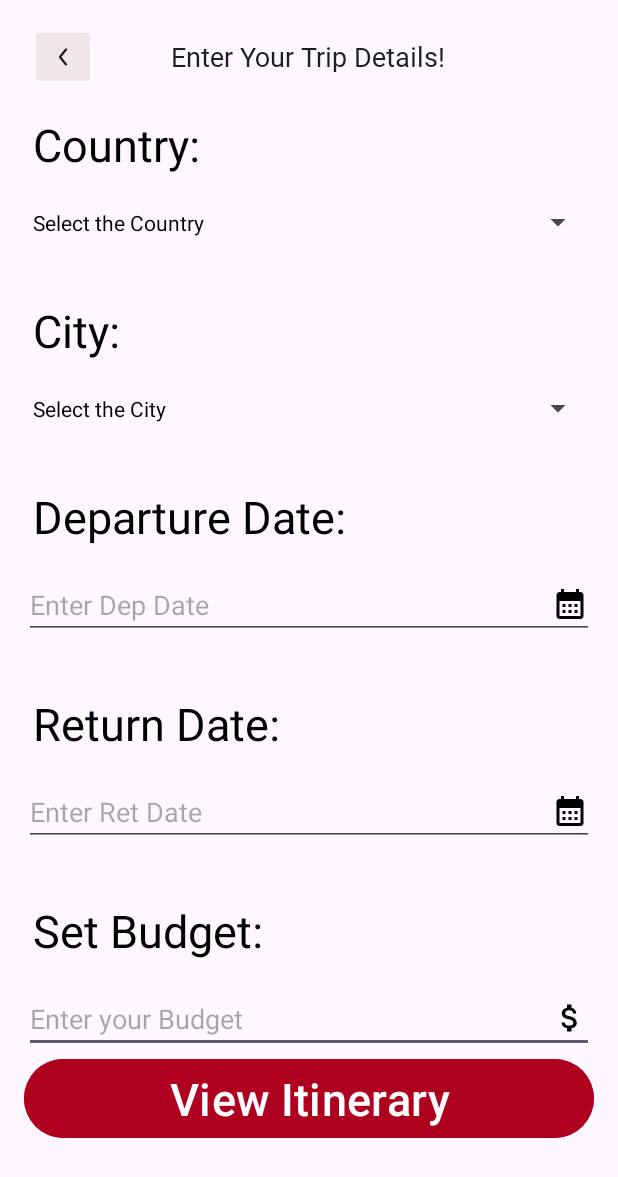
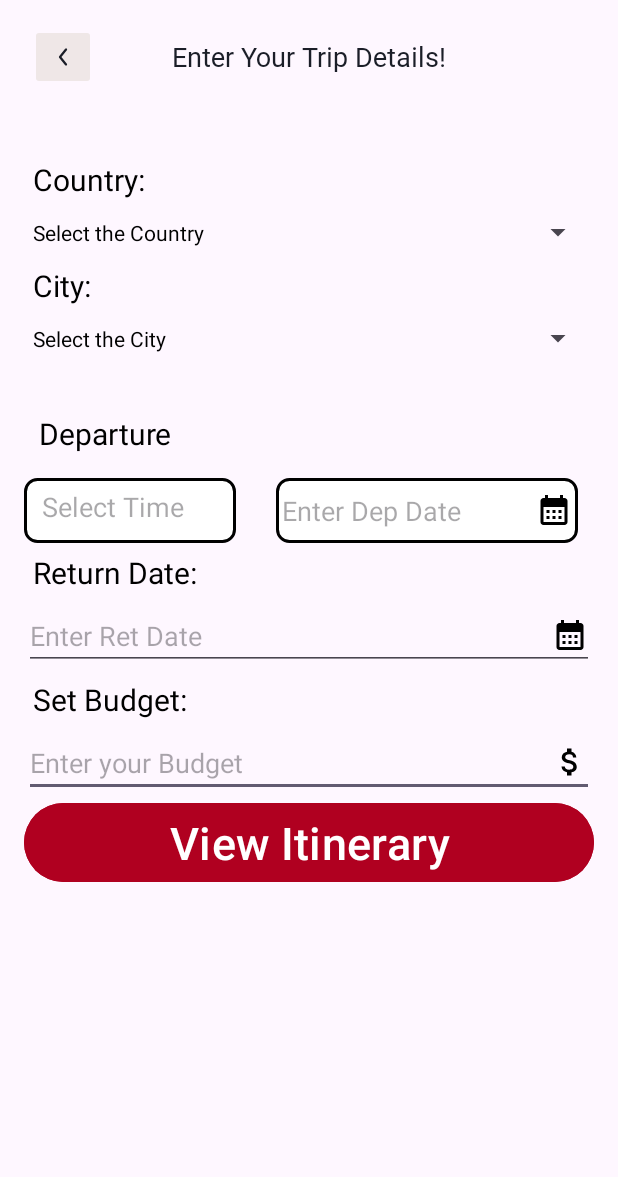
Before and after one commit to DaradMosa/mobile, an Android app: the TripPlannerGUI screen opened directly, with no data from a screen before it, on a phone screen of 412 x 824 dp. Shown: the top 1177 px of the screen. Run offline under Robolectric (Android 15) with nearby library versions, the phone set to English and light mode, and no system bars; Roboto replaces fonts that are not available here.

```diff
--- a/app/build.gradle.kts
+++ b/app/build.gradle.kts
@@ -43,7 +43,10 @@ dependencies {
     implementation(libs.play.services.maps)
     implementation(libs.places)
     implementation(libs.android.maps.utils)
-
+    implementation ("com.squareup.retrofit2:retrofit:2.9.0")
+    implementation ("com.squareup.retrofit2:converter-gson:2.9.0")
+    implementation ("com.squareup.okhttp3:logging-interceptor:4.9.3")
+// For JSON handling
 
 
     implementation(libs.appcompat)
--- /dev/null
+++ b/app/src/main/res/drawable/edit_text_border.xml
@@ -0,0 +1,13 @@
+<?xml version="1.0" encoding="utf-8"?>
+<shape xmlns:android="http://schemas.android.com/apk/res/android">
+    <solid android:color="#FFFFFF" /> <!-- Background color -->
+    <stroke
+        android:width="2dp"
+        android:color="#000000" /> <!-- Border color and width -->
+    <corners android:radius="8dp" /> <!-- Rounded corners (optional) -->
+    <padding
+        android:left="4dp"
+        android:top="4dp"
+        android:right="4dp"
+        android:bottom="4dp" />
+</shape>
--- a/app/src/main/res/layout/activity_trip_planner_gui.xml
+++ b/app/src/main/res/layout/activity_trip_planner_gui.xml
@@ -1,27 +1,22 @@
 <?xml version="1.0" encoding="utf-8"?>
-<RelativeLayout xmlns:android="http://schemas.android.com/apk/res/android"
+<androidx.constraintlayout.widget.ConstraintLayout xmlns:android="http://schemas.android.com/apk/res/android"
     xmlns:app="http://schemas.android.com/apk/res-auto"
     xmlns:tools="http://schemas.android.com/tools"
     android:id="@+id/main"
     android:layout_width="match_parent"
     android:layout_height="match_parent"
     tools:context=".MainActivity"
-    android:layout_marginHorizontal="16dp" >
+    android:layout_marginHorizontal="16dp">
 
     <ImageButton
         android:id="@+id/backBtn"
-        android:src="@drawable/arrow"
         android:layout_width="44dp"
         android:layout_height="44dp"
         android:layout_marginStart="4dp"
         android:layout_marginTop="16dp"
+        android:src="@drawable/arrow"
         android:backgroundTint="#EFE7E7"
         android:foregroundTint="#B3AFAF"
-        android:textAlignment="textStart"
-        android:textColor="#0D0C0C"
-        android:textColorLink="#0D0C0C"
-        android:textSize="20sp"
-        app:cornerRadius="100dp"
         app:layout_constraintStart_toStartOf="parent"
         app:layout_constraintTop_toTopOf="parent" />
 
@@ -42,120 +37,148 @@
 
     <TextView
         android:id="@+id/txtcountry"
-        android:layout_width="match_parent"
+        android:layout_width="0dp"
         android:layout_height="wrap_content"
-        android:layout_marginTop="70dp"
+        android:padding="6dp"
         android:text="Country:"
-        android:textSize="30dp"
-        android:padding="6dp"
         android:textColor="@color/black"
-        />
+        android:textSize="20dp"
+        app:layout_constraintEnd_toEndOf="parent"
+        app:layout_constraintStart_toStartOf="parent"
+        android:layout_marginTop="50dp"
+        app:layout_constraintTop_toBottomOf="@id/textView19" />
+
     <Spinner
         android:id="@+id/spincountry"
-        android:layout_width="match_parent"
+        android:layout_width="0dp"
         android:layout_height="wrap_content"
-        android:layout_below="@id/txtcountry"
-        android:layout_marginTop="10dp"
+        app:layout_constraintTop_toBottomOf="@id/txtcountry"
+        app:layout_constraintStart_toStartOf="parent"
+        app:layout_constraintEnd_toEndOf="parent" />
 
-        />
     <TextView
         android:id="@+id/txtcity"
-        android:layout_width="match_parent"
+        android:layout_width="0dp"
         android:layout_height="wrap_content"
-        android:layout_below="@id/spincountry"
-        android:layout_marginTop="30dp"
+        android:padding="6dp"
         android:text="City:"
-        android:textSize="30dp"
-        android:padding="6dp"
         android:textColor="@color/black"
-        />
+        android:textSize="20dp"
+        app:layout_constraintEnd_toEndOf="parent"
+        app:layout_constraintStart_toStartOf="parent"
+        app:layout_constraintTop_toBottomOf="@id/spincountry" />
 
     <Spinner
         android:id="@+id/spincity"
-        android:layout_width="match_parent"
+        android:layout_width="0dp"
         android:layout_height="wrap_content"
-        android:layout_below="@id/txtcity"
+        app:layout_constraintEnd_toEndOf="parent"
+        app:layout_constraintStart_toStartOf="parent"
+        app:layout_constraintTop_toBottomOf="@id/txtcity" />
+
+
+    <TextView
+        android:id="@+id/dep"
+        android:layout_width="wrap_content"
+        android:layout_height="wrap_content"
+        android:layout_marginTop="28dp"
+        android:padding="6dp"
+        android:text="Departure"
+        android:textColor="@color/black"
+        android:textSize="20dp"
+        app:layout_constraintEnd_toEndOf="parent"
+        app:layout_constraintHorizontal_bias="0.015"
+        app:layout_constraintStart_toStartOf="parent"
+        app:layout_constraintTop_toBottomOf="@id/spincity" />
+
+    <EditText
+        android:id="@+id/timePickerEditText"
+        android:layout_width="141dp"
+        android:layout_height="43dp"
         android:layout_marginTop="10dp"
+        android:background="@drawable/edit_text_border"
+        android:cursorVisible="false"
+        android:focusable="false"
+        android:hint="Select Time"
 
-        />
-    <TextView
-        android:id="@+id/txtdep"
-        android:layout_width="match_parent"
-        android:layout_height="wrap_content"
-        android:layout_below="@id/spincity"
-        android:layout_marginTop="30dp"
-        android:text="Departure Date:"
-        android:textSize="30dp"
-        android:padding="6dp"
-        android:textColor="@color/black"
-        />
-     <EditText
-         android:id="@+id/depcal"
-         android:hint="Enter Dep Date"
-         android:layout_width="match_parent"
-         android:drawableRight="@drawable/baseline_calendar_month_24"
-         android:clickable="false"
-         android:focusable="false"
-         android:cursorVisible="false"
-         android:layout_height="wrap_content"
-         android:layout_below="@+id/txtdep"
-         android:layout_marginTop="10dp"
-         />
+        android:padding="12dp"
+        app:layout_constraintStart_toStartOf="parent"
+        app:layout_constraintTop_toBottomOf="@+id/dep" />
+
+    <EditText
+        android:id="@+id/depcal"
+        android:layout_width="201dp"
+        android:layout_height="43dp"
+        android:layout_marginStart="16dp"
+        android:layout_marginTop="10dp"
+        android:background="@drawable/edit_text_border"
+        android:clickable="false"
+        android:cursorVisible="false"
+        android:drawableRight="@drawable/baseline_calendar_month_24"
+        android:focusable="false"
+        android:hint="Enter Dep Date"
+        app:layout_constraintEnd_toEndOf="parent"
+        app:layout_constraintStart_toEndOf="@+id/timePickerEditText"
+        app:layout_constraintTop_toBottomOf="@+id/dep" />
 
     <TextView
         android:id="@+id/txtret"
-        android:layout_width="match_parent"
+        android:layout_width="0dp"
         android:layout_height="wrap_content"
-        android:layout_below="@id/depcal"
-        android:layout_marginTop="30dp"
         android:padding="6dp"
         android:text="Return Date:"
         android:textColor="@color/black"
-        android:textSize="30dp" />
+        android:textSize="20dp"
+        app:layout_constraintEnd_toEndOf="parent"
+        app:layout_constraintStart_toStartOf="parent"
+        app:layout_constraintTop_toBottomOf="@id/depcal" />
 
     <EditText
         android:id="@+id/retcal"
+        android:layout_width="0dp"
+        android:layout_height="wrap_content"
         android:hint="Enter Ret Date"
-        android:layout_width="match_parent"
         android:drawableRight="@drawable/baseline_calendar_month_24"
         android:clickable="false"
         android:focusable="false"
         android:cursorVisible="false"
-        android:layout_height="wrap_content"
-        android:layout_below="@+id/txtret"
-        android:layout_marginTop="10dp"
-        />
+        app:layout_constraintTop_toBottomOf="@id/txtret"
+        app:layout_constraintStart_toStartOf="parent"
+        app:layout_constraintEnd_toEndOf="parent"
+     />
+
     <TextView
         android:id="@+id/bud"
-        android:layout_width="match_parent"
+        android:layout_width="0dp"
         android:layout_height="wrap_content"
-        android:layout_below="@id/retcal"
-        android:layout_marginTop="30dp"
+        android:padding="6dp"
         android:text="Set Budget:"
-        android:textSize="30dp"
-        android:padding="6dp"
         android:textColor="@color/black"
-        />
+        android:textSize="20dp"
+        app:layout_constraintEnd_toEndOf="parent"
+        app:layout_constraintStart_toStartOf="parent"
+        app:layout_constraintTop_toBottomOf="@id/retcal" />
+
     <EditText
         android:id="@+id/budtxt"
+        android:layout_width="0dp"
+        android:layout_height="wrap_content"
         android:hint="Enter your Budget"
-        android:layout_width="match_parent"
         android:drawableRight="@drawable/baseline_attach_money_24"
-
-        android:layout_height="wrap_content"
-        android:layout_below="@+id/bud"
-        android:layout_marginTop="10dp"
-        />
+        app:layout_constraintTop_toBottomOf="@id/bud"
+        app:layout_constraintStart_toStartOf="parent"
+        app:layout_constraintEnd_toEndOf="parent" />
 
     <Button
         android:id="@+id/submit"
-        android:layout_below="@+id/budtxt"
-        android:layout_width="match_parent"
+        android:layout_width="0dp"
         android:layout_height="wrap_content"
+        android:text="View Itinerary"
         android:backgroundTint="@color/design_default_color_error"
         android:textSize="30dp"
-        android:text="View Itinerary"
+        app:layout_constraintTop_toBottomOf="@id/budtxt"
+        app:layout_constraintStart_toStartOf="parent"
+        app:layout_constraintEnd_toEndOf="parent"
+ />
 
-        />
-
-</RelativeLayout>
+</androidx.constraintlayout.widget.ConstraintLayout>
```
Also changed, not shown: app/src/main/java/com/example/myapplication/OpenAIRequest.java (added, +25 -0 lines), app/src/main/java/com/example/myapplication/OpenAIResponse.java (added, +22 -0 lines), app/src/main/java/com/example/myapplication/OpenAIService.java (added, +17 -0 lines), app/src/main/java/com/example/myapplication/RetrofitClient.java (added, +19 -0 lines), app/src/main/java/com/example/myapplication/TripPlannerGUI.java (+27 -0 lines), app/src/main/res/layout/activity_profile_page.xml (+9 -3 lines), app/src/main/res/font/kanitmedium.ttf (added), 72 other files.
